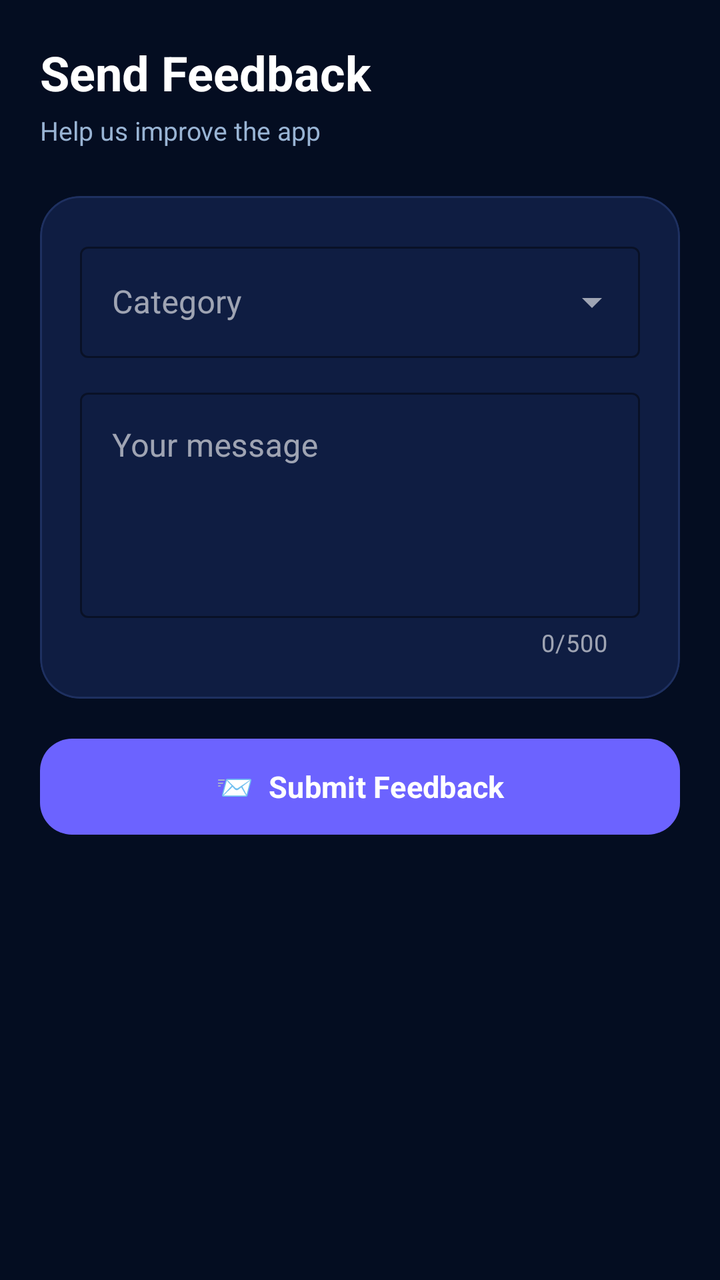
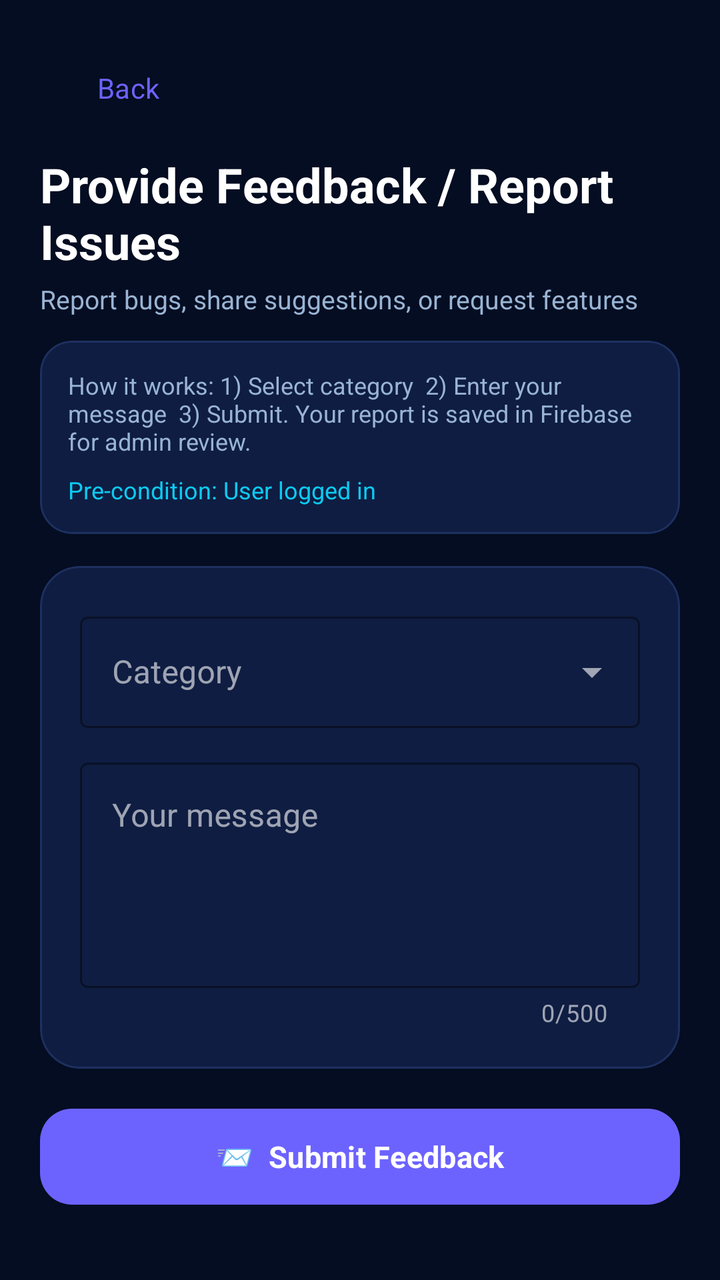

Compare the two renders of this Android layout. The source of the first and the diff that turns it into the second are given below.
<!-- AndroidManifest.xml: application theme Theme.AirQuiltyMeter -->
<!-- res/layout/fragment_feedback.xml -->
<?xml version="1.0" encoding="utf-8"?>
<androidx.core.widget.NestedScrollView
    xmlns:android="http://schemas.android.com/apk/res/android"
    xmlns:app="http://schemas.android.com/apk/res-auto"
    android:layout_width="match_parent"
    android:layout_height="match_parent"
    android:background="@color/color_background">

    <LinearLayout
        android:layout_width="match_parent"
        android:layout_height="wrap_content"
        android:orientation="vertical"
        android:padding="20dp">

        <TextView
            android:layout_width="wrap_content"
            android:layout_height="wrap_content"
            android:text="Send Feedback"
            android:textColor="@color/white"
            android:textSize="24sp"
            android:textStyle="bold"
            android:layout_marginBottom="4dp" />
        <TextView
            android:layout_width="wrap_content"
            android:layout_height="wrap_content"
            android:text="Help us improve the app"
            android:textColor="@color/color_text_secondary"
            android:textSize="13sp"
            android:layout_marginBottom="24dp" />

        <com.google.android.material.card.MaterialCardView
            android:layout_width="match_parent"
            android:layout_height="wrap_content"
            android:layout_marginBottom="16dp"
            app:cardBackgroundColor="@color/color_card"
            app:cardCornerRadius="20dp"
            app:strokeColor="@color/color_card_stroke"
            app:strokeWidth="1dp">

            <LinearLayout
                android:layout_width="match_parent"
                android:layout_height="wrap_content"
                android:orientation="vertical"
                android:padding="20dp">

                
                <com.google.android.material.textfield.TextInputLayout
                    android:id="@+id/til_category"
                    android:layout_width="match_parent"
                    android:layout_height="wrap_content"
                    android:layout_marginBottom="12dp"
                    android:hint="Category"
                    style="@style/Widget.MaterialComponents.TextInputLayout.OutlinedBox.ExposedDropdownMenu"
                    app:boxStrokeColor="@color/color_secondary"
                    app:hintTextColor="@color/color_text_secondary">
                    <AutoCompleteTextView
                        android:id="@+id/spinner_category"
                        android:layout_width="match_parent"
                        android:layout_height="wrap_content"
                        android:inputType="none"
                        android:textColor="@color/white" />
                </com.google.android.material.textfield.TextInputLayout>

                
                <com.google.android.material.textfield.TextInputLayout
                    android:id="@+id/til_message"
                    android:layout_width="match_parent"
                    android:layout_height="wrap_content"
                    android:hint="Your message"
                    style="@style/Widget.MaterialComponents.TextInputLayout.OutlinedBox"
                    app:boxStrokeColor="@color/color_secondary"
                    app:hintTextColor="@color/color_text_secondary"
                    app:counterEnabled="true"
                    app:counterMaxLength="500">
                    <com.google.android.material.textfield.TextInputEditText
                        android:id="@+id/et_message"
                        android:layout_width="match_parent"
                        android:layout_height="wrap_content"
                        android:inputType="textMultiLine"
                        android:minLines="4"
                        android:maxLines="8"
                        android:textColor="@color/white"
                        android:gravity="top" />
                </com.google.android.material.textfield.TextInputLayout>

            </LinearLayout>
        </com.google.android.material.card.MaterialCardView>

        <com.google.android.material.button.MaterialButton
            android:id="@+id/btn_submit"
            android:layout_width="match_parent"
            android:layout_height="56dp"
            android:text="📨  Submit Feedback"
            android:textSize="15sp"
            android:textStyle="bold"
            app:backgroundTint="@color/color_primary"
            app:cornerRadius="16dp" />

        <com.google.android.material.progressindicator.LinearProgressIndicator
            android:id="@+id/progress"
            android:layout_width="match_parent"
            android:layout_height="wrap_content"
            android:layout_marginTop="12dp"
            android:visibility="gone"
            app:indicatorColor="@color/color_secondary"
            app:trackColor="@color/color_surface_variant" />

    </LinearLayout>
</androidx.core.widget.NestedScrollView>
<!-- resources referenced by this layout -->
<resources>
  <color name="color_background">#040D21</color>
  <color name="color_card">#0F1D42</color>
  <color name="color_card_stroke">#1E3060</color>
  <color name="color_primary">#6C63FF</color>
  <color name="color_secondary">#0DCAF0</color>
  <color name="color_surface_variant">#111D45</color>
  <color name="color_text_secondary">#99B4D4</color>
  <color name="white">#FFFFFF</color>
  <style name="Theme.AirQuiltyMeter" parent="Base.Theme.AirQuiltyMeter" />
  <style name="Base.Theme.AirQuiltyMeter" parent="Theme.Material3.DayNight.NoActionBar">
          <item name="colorPrimary">@color/color_primary</item>
          <item name="colorPrimaryVariant">@color/color_primary_variant</item>
          <item name="colorOnPrimary">@color/color_on_primary</item>
          <item name="colorSecondary">@color/color_secondary</item>
          <item name="colorSecondaryVariant">@color/color_secondary_variant</item>
          <item name="colorOnSecondary">@color/color_on_secondary</item>
          <item name="android:colorBackground">@color/color_background</item>
          <item name="colorSurface">@color/color_surface</item>
          <item name="colorOnSurface">@color/color_on_surface</item>
          <item name="colorError">@color/color_error</item>
          <item name="colorOnError">@color/color_on_error</item>
          <item name="android:statusBarColor">@color/color_status_bar</item>
          <item name="android:navigationBarColor">@color/color_background</item>
          <item name="android:windowLightStatusBar" tools:targetApi="m">false</item>
          <item name="android:fontFamily">sans-serif</item>
      </style>
  <color name="color_primary_variant">#5A54D4</color>
  <color name="color_on_primary">#FFFFFF</color>
  <color name="color_secondary_variant">#00A8CC</color>
  <color name="color_on_secondary">#000000</color>
  <color name="color_surface">#0B1638</color>
  <color name="color_on_surface">#FFFFFF</color>
  <color name="color_error">#FF5252</color>
  <color name="color_on_error">#FFFFFF</color>
  <color name="color_status_bar">#040D21</color>
</resources>

<!-- the commit's change to res/layout/fragment_feedback.xml (unified diff, before → after) -->
@@ -12,10 +12,19 @@
         android:orientation="vertical"
         android:padding="20dp">
 
+        <com.google.android.material.button.MaterialButton
+            android:id="@+id/btn_back"
+            style="@style/Widget.Material3.Button.TextButton"
+            android:layout_width="wrap_content"
+            android:layout_height="wrap_content"
+            android:text="Back"
+            android:textAllCaps="false"
+            android:layout_marginBottom="8dp" />
+
         <TextView
             android:layout_width="wrap_content"
             android:layout_height="wrap_content"
-            android:text="Send Feedback"
+            android:text="Provide Feedback / Report Issues"
             android:textColor="@color/white"
             android:textSize="24sp"
             android:textStyle="bold"
@@ -23,10 +32,44 @@
         <TextView
             android:layout_width="wrap_content"
             android:layout_height="wrap_content"
-            android:text="Help us improve the app"
+            android:text="Report bugs, share suggestions, or request features"
             android:textColor="@color/color_text_secondary"
             android:textSize="13sp"
-            android:layout_marginBottom="24dp" />
+            android:layout_marginBottom="12dp" />
+
+        <com.google.android.material.card.MaterialCardView
+            android:layout_width="match_parent"
+            android:layout_height="wrap_content"
+            android:layout_marginBottom="16dp"
+            app:cardBackgroundColor="@color/color_card"
+            app:cardCornerRadius="16dp"
+            app:strokeColor="@color/color_card_stroke"
+            app:strokeWidth="1dp">
+
+            <LinearLayout
+                android:layout_width="match_parent"
+                android:layout_height="wrap_content"
+                android:orientation="vertical"
+                android:padding="14dp">
+
+                <TextView
+                    android:id="@+id/tv_feedback_info"
+                    android:layout_width="match_parent"
+                    android:layout_height="wrap_content"
+                    android:text="How it works: 1) Select category  2) Enter your message  3) Submit. Your report is saved in Firebase for admin review."
+                    android:textColor="@color/color_text_secondary"
+                    android:textSize="12sp" />
+
+                <TextView
+                    android:id="@+id/tv_login_state"
+                    android:layout_width="match_parent"
+                    android:layout_height="wrap_content"
+                    android:layout_marginTop="8dp"
+                    android:text="Pre-condition: User logged in"
+                    android:textColor="@color/color_secondary"
+                    android:textSize="12sp" />
+            </LinearLayout>
+        </com.google.android.material.card.MaterialCardView>
 
         <com.google.android.material.card.MaterialCardView
             android:layout_width="match_parent"
@@ -53,7 +96,7 @@
                     style="@style/Widget.MaterialComponents.TextInputLayout.OutlinedBox.ExposedDropdownMenu"
                     app:boxStrokeColor="@color/color_secondary"
                     app:hintTextColor="@color/color_text_secondary">
-                    <AutoCompleteTextView
+                    <com.google.android.material.textfield.MaterialAutoCompleteTextView
                         android:id="@+id/spinner_category"
                         android:layout_width="match_parent"
                         android:layout_height="wrap_content"
